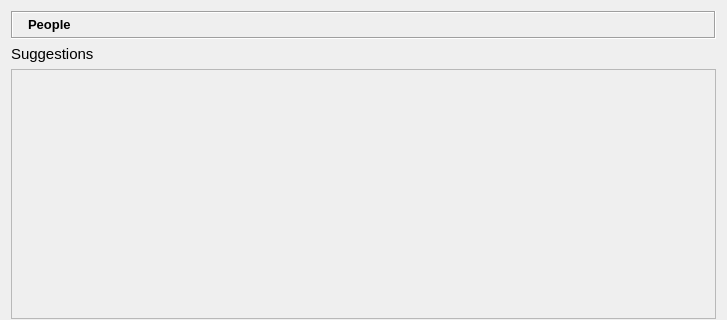
Old version of the form retroshare-gui/src/gui/People/PeopleDialog.ui in the repository RetroShare/RetroShare; both pictures show x 0 to 727 and y 0 to 320 of the 727 by 524 pixel window.
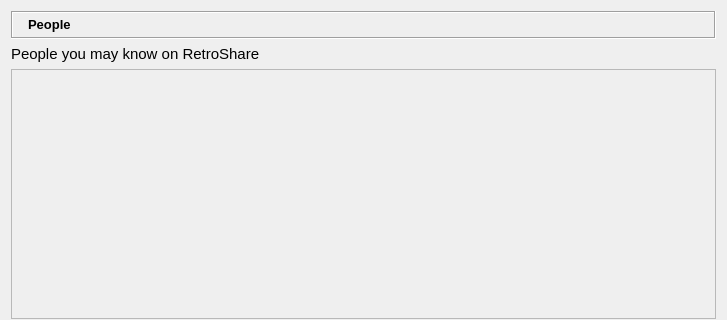
New version of the form. Icons and pictures are not drawn. Custom widgets are drawn as their Qt base class.

Commit message: Enabled Antialiasing for QGraphicsView

Patch:
```diff
--- a/retroshare-gui/src/gui/People/PeopleDialog.ui
+++ b/retroshare-gui/src/gui/People/PeopleDialog.ui
@@ -28,7 +28,7 @@
       </font>
      </property>
      <property name="text">
-      <string>&lt;html&gt;&lt;head/&gt;&lt;body&gt;&lt;p&gt;Suggestions&lt;/p&gt;&lt;/body&gt;&lt;/html&gt;</string>
+      <string>People you may know on RetroShare</string>
      </property>
     </widget>
    </item>
```
The commit also changes 2 other files.
